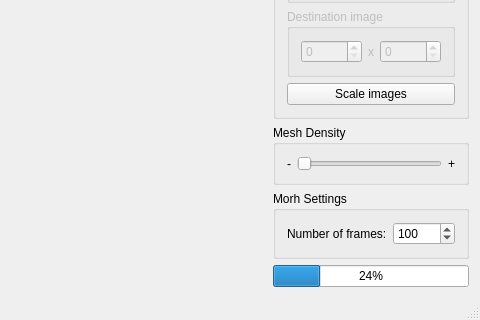
jcxz/ZPO, file src/MainWindow.ui: the form before one commit; both pictures show x 328 to 808 and y 318 to 638 of the 808 by 638 pixel window.
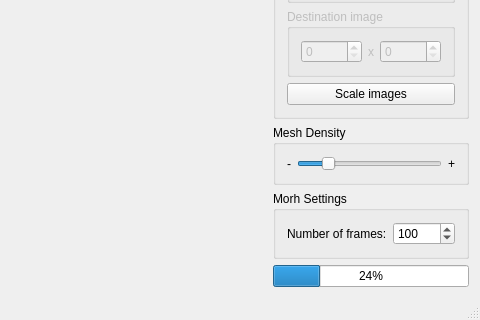
The form after the commit. Custom widgets are drawn as their Qt base class.

Diff of the .ui file:
```diff
--- a/src/MainWindow.ui
+++ b/src/MainWindow.ui
@@ -7,7 +7,7 @@
     <x>0</x>
     <y>0</y>
     <width>808</width>
-    <height>556</height>
+    <height>602</height>
    </rect>
   </property>
   <property name="windowTitle">
@@ -204,6 +204,15 @@
         </item>
         <item>
          <widget class="QSlider" name="sliderDensity">
+          <property name="minimum">
+           <number>1</number>
+          </property>
+          <property name="maximum">
+           <number>50</number>
+          </property>
+          <property name="value">
+           <number>10</number>
+          </property>
           <property name="orientation">
            <enum>Qt::Horizontal</enum>
           </property>
```
Left out of the diff: 37 changed lines with no effect on the pictures.
